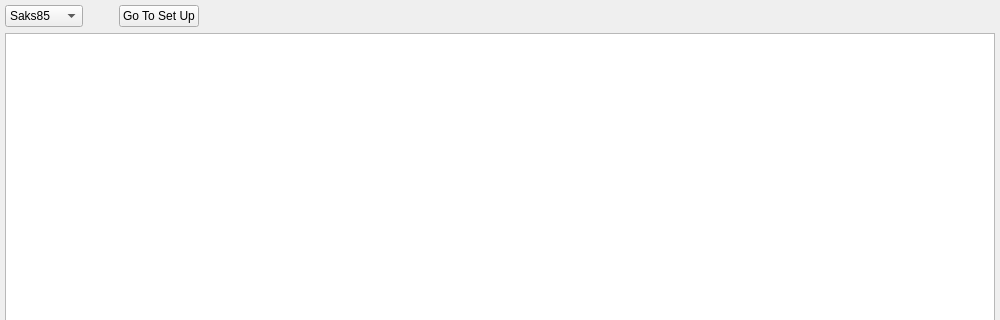
Qt form app/view/uis/excel.ui (IceBear8965/TsumCopyrightTool) before a commit; both pictures show x 0 to 1000 and y 0 to 320 of the 1000 by 700 pixel window.
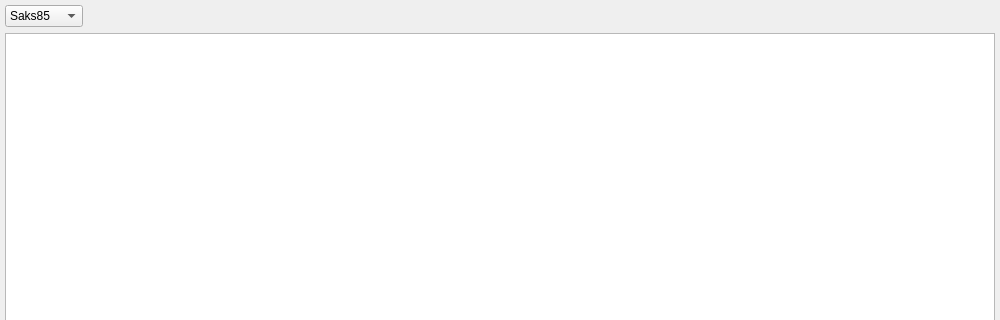
The same form after that commit. Custom widgets are drawn as their Qt base class.

The edit to the form file:
```diff
--- a/app/view/uis/excel.ui
+++ b/app/view/uis/excel.ui
@@ -77,26 +77,6 @@
          </property>
         </spacer>
        </item>
-       <item alignment="Qt::AlignLeft">
-        <widget class="PushButton" name="goToSetUpBtn">
-         <property name="text">
-          <string>Go To Set Up</string>
-         </property>
-        </widget>
-       </item>
-       <item>
-        <spacer name="horizontalSpacer_2">
-         <property name="orientation">
-          <enum>Qt::Horizontal</enum>
-         </property>
-         <property name="sizeHint" stdset="0">
-          <size>
-           <width>40</width>
-           <height>20</height>
-          </size>
-         </property>
-        </spacer>
-       </item>
       </layout>
      </item>
      <item>
```
